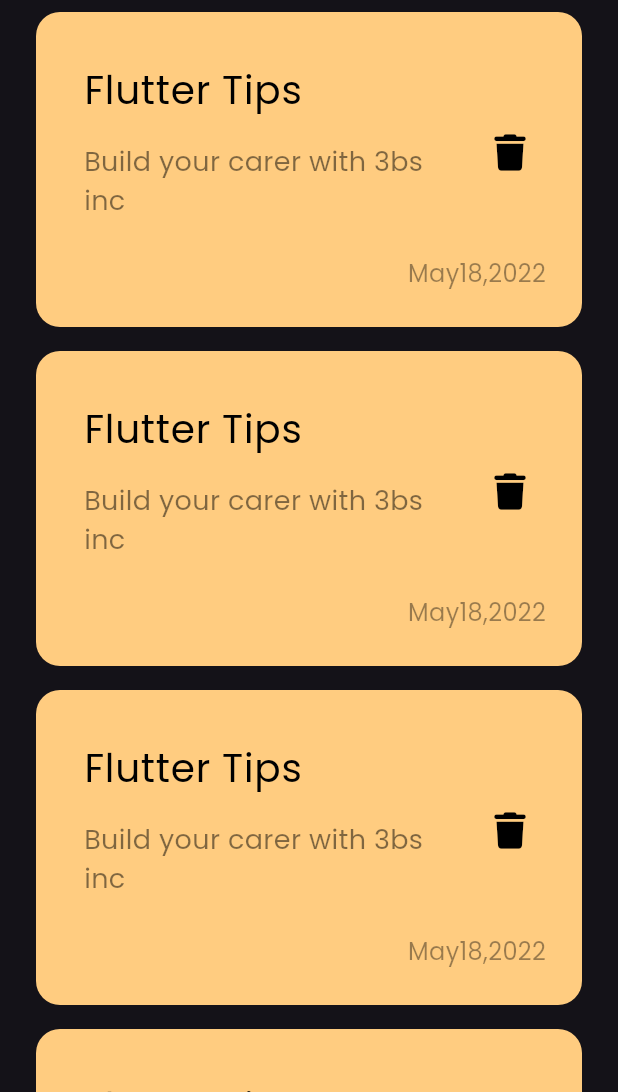
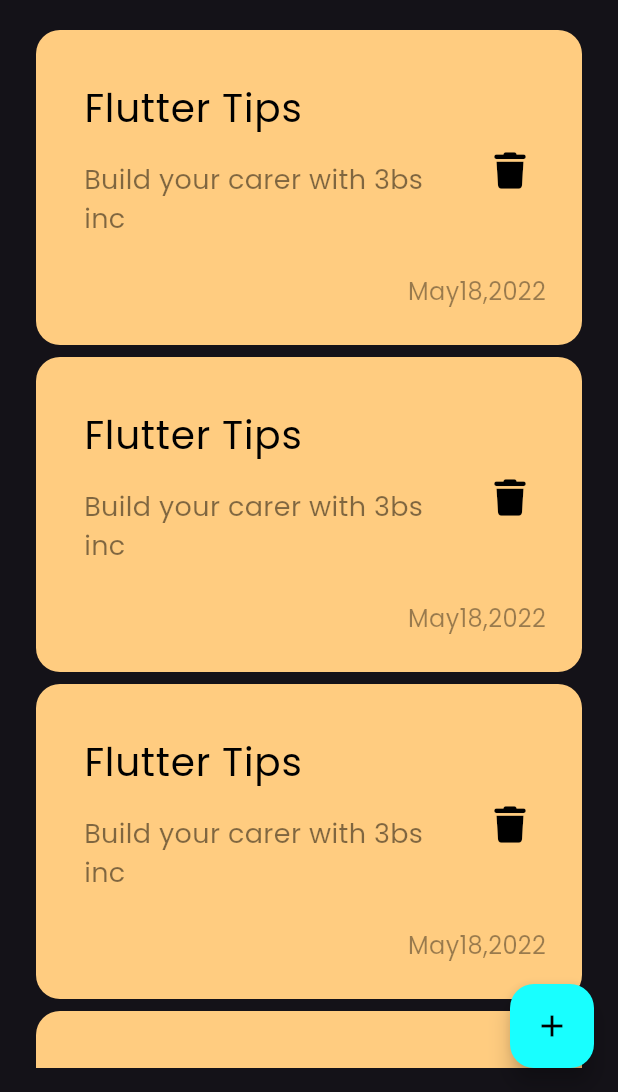
Before and after one commit to mohamed-abdellsalam/notesapp, a Flutter app: the screen it shows after launch, on a phone screen of 412 x 824 dp, the part 144-1236 px from its top. Run offline on Flutter 3.47's test engine with Material 3 defaults, Android fonts, the phone set to English and light mode, and no system bars; our stand-ins replace font_awesome_flutter.

Commit message:
add floating action button to NotesView for adding notes; create AddNoteBottomSheet widget; adjust padding in NotesListView

```diff
--- a/lib/views/notes_view.dart
+++ b/lib/views/notes_view.dart
@@ -1,4 +1,5 @@
 import 'package:flutter/material.dart';
+import 'package:notes_app/views/widgets/add_note_bottom_sheet.dart';
 import 'package:notes_app/views/widgets/notes_view_body.dart';
 
 class NotesView extends StatelessWidget {
@@ -6,8 +7,20 @@ class NotesView extends StatelessWidget {
 
   @override
   Widget build(BuildContext context) {
-    return const Scaffold(
-      body: NotesViewBody(),
+    return Scaffold(
+      floatingActionButton: FloatingActionButton(
+        backgroundColor: Colors.cyanAccent,
+        foregroundColor: Colors.black,
+        onPressed: () {
+          showModalBottomSheet(
+              context: context,
+              builder: (context) {
+                return const AddNoteBottomSheet();
+              });
+        },
+        child: const Icon(Icons.add),
+      ),
+      body: const NotesViewBody(),
     );
   }
 }
--- a/lib/views/widgets/notes_list_view.dart
+++ b/lib/views/widgets/notes_list_view.dart
@@ -6,13 +6,17 @@ class NotesListView extends StatelessWidget {
 
   @override
   Widget build(BuildContext context) {
-    return ListView.builder(
-        itemCount: 10,
-        itemBuilder: (context, index) {
-          return const Padding(
-            padding: EdgeInsets.symmetric(vertical: 8),
-            child: NoteItem(),
-          );
-        });
+    return Padding(
+      padding: const EdgeInsets.symmetric(vertical: 16),
+      child: ListView.builder(
+          padding: EdgeInsets.zero,
+          itemCount: 10,
+          itemBuilder: (context, index) {
+            return const Padding(
+              padding: EdgeInsets.symmetric(vertical: 4),
+              child: NoteItem(),
+            );
+          }),
+    );
   }
 }
```
Also changed, not shown: lib/views/widgets/add_note_bottom_sheet.dart (added, +10 -0 lines).
